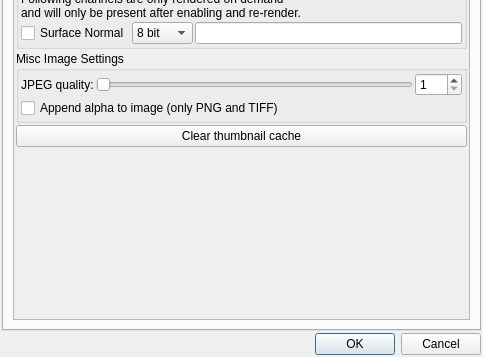
First picture: the form in mandelbulber2/qt/preferencesdialog.ui, repository buddhi1980/mandelbulber2, before the edit; both pictures show x 0 to 483 and y 188 to 545 of the 483 by 545 pixel window.
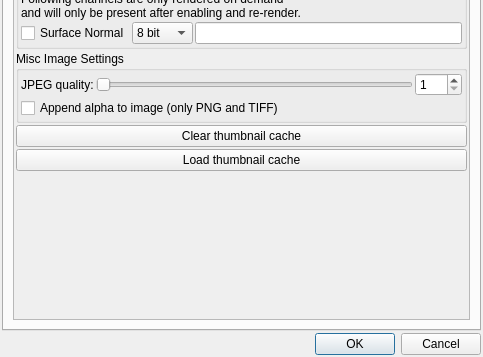
Second picture: the form after the edit. The open tabs and pages were chosen to show the change. Icons and pictures are not drawn. Custom widgets are drawn as their Qt base class.

Commit message: load thumbnail cache from server

The edit to the form file:
```diff
--- a/mandelbulber2/qt/preferencesdialog.ui
+++ b/mandelbulber2/qt/preferencesdialog.ui
@@ -641,6 +641,13 @@
              </property>
             </widget>
            </item>
+           <item>
+            <widget class="QPushButton" name="pushButton_load_thumbnail_cache">
+             <property name="text">
+              <string>Load thumbnail cache</string>
+             </property>
+            </widget>
+           </item>
            <item>
             <spacer name="verticalSpacer_2">
              <property name="orientation">
```
The commit also changes 6 other files.
